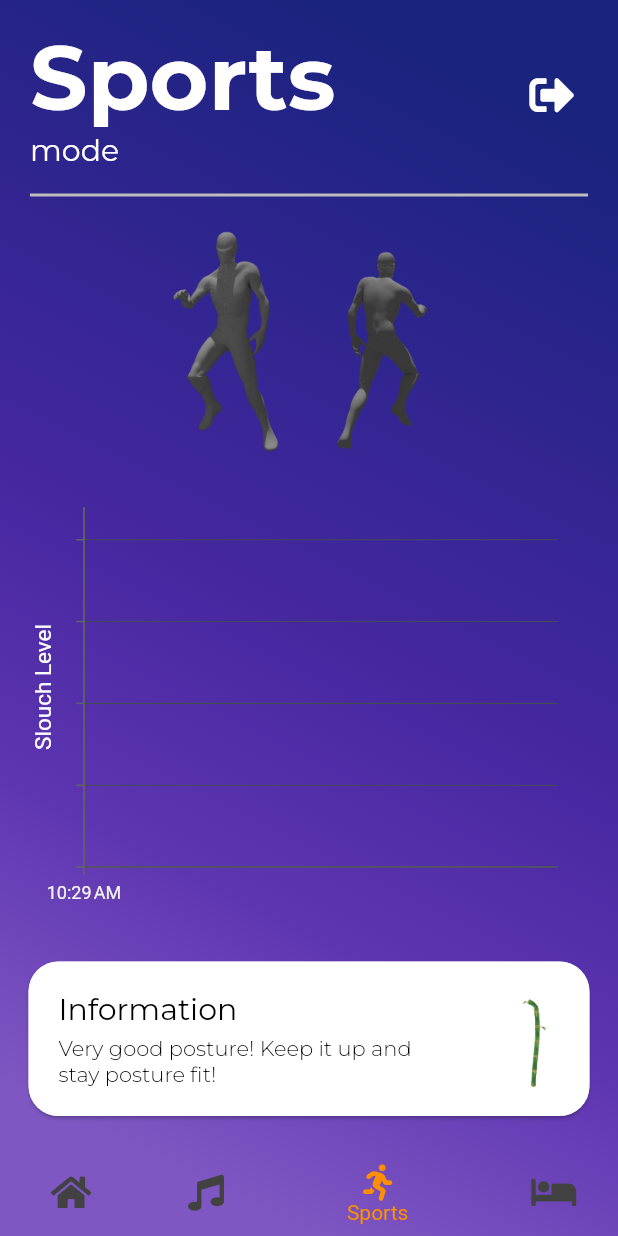
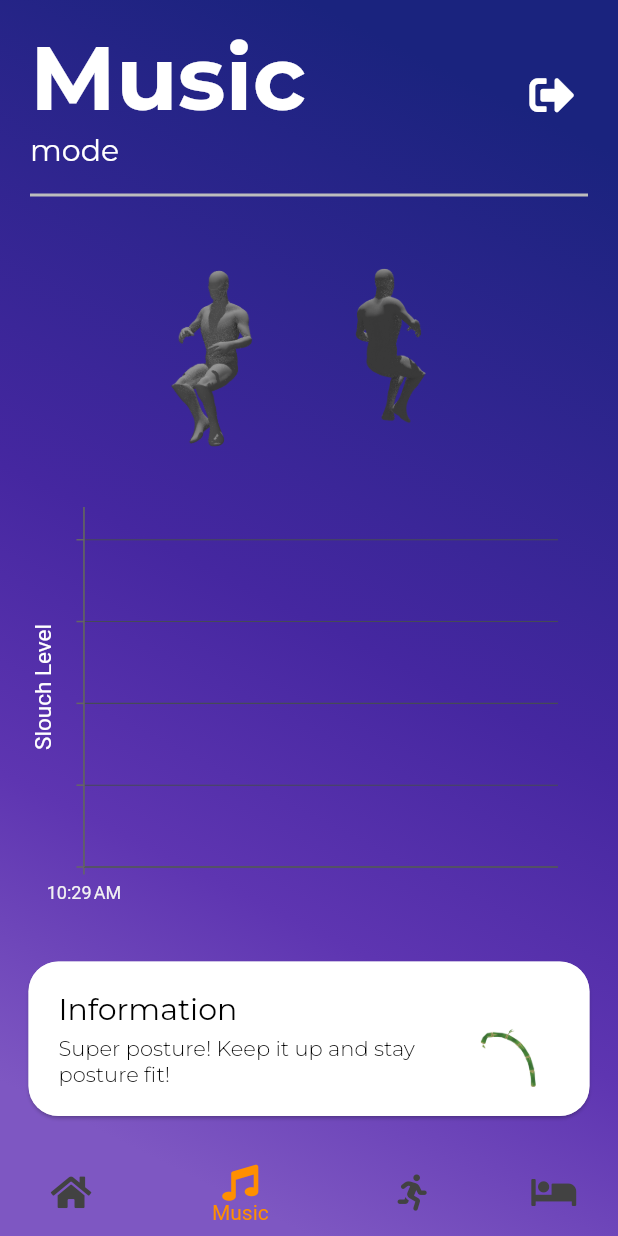
Before and after one commit to zenasgram/Bamboo, a Flutter app: the HomeScreen screen opened directly, item 3 of the bottom bar chosen, on a phone screen of 412 x 824 dp. Run offline on Flutter 3.47's test engine with Material 2 defaults, Android fonts, the phone set to English and light mode, and no system bars; drawn by our look-alikes of overlay_support; our stand-ins replace animated_text_kit, cloud_firestore, firebase_auth, firebase_core, firebase_database, font_awesome_flutter and 3 more; missing offline and left inert: mqtt_client, syncfusion_flutter_core; accounts and stored records are empty.

Commit message:
added mode to json file

```diff
--- a/lib/constants.dart
+++ b/lib/constants.dart
@@ -140,7 +140,7 @@ Map<String, String> adviceMap = {
 };
 
 List<int> yDataList = [];
-int sensitivity = 5;
+int sensitivity = 15;
 
 bool warningStatus = false;
 bool alreadySet = false;
@@ -153,6 +153,8 @@ void updateVariables(int xData, int yData, int timeThres, String mode) {
     statusBend = statusKey;
     statusAdvice = adviceMap[statusKey];
     threshold = thresholdMap[mode];
+
+    sensitivity = sensitivityMap[mode];
 
     yDataList.add(yData); //yDataList for thresholding
 
@@ -181,3 +183,19 @@ Map<String, int> thresholdMap = {
   'Sports': 1000,
   'Sleep': 1500,
 };
+
+Map<String, int> sensitivityMap = {
+  'Home': 15,
+  'Music': 3,
+  'Sports': 9,
+  'Sleep': 30,
+};
+
+Map<String, int> modeToIndexMap = {
+  'Home': 0,
+  'Music': 1,
+  'Sports': 2,
+  'Sleep': 3,
+};
+
+List<String> modeDict = ['Home', 'Music', 'Sports', 'Sleep'];
--- a/lib/screens/home_screen.dart
+++ b/lib/screens/home_screen.dart
@@ -43,6 +43,10 @@ class _HomeScreenState extends State<HomeScreen> {
       if (pt != null) {
         sim.backFlexData(pt);
       }
+      if (newPageIndex != pageIndex) {
+        pageIndex = newPageIndex;
+        _onItemTapped(pageIndex);
+      }
     });
 
     //Screen Refresh Rate (Should be faster than sensor rate)
@@ -54,6 +58,7 @@ class _HomeScreenState extends State<HomeScreen> {
             (context) {
               return SafeArea(
                 child: Card(
+                  elevation: 10,
                   color: Colors.white,
                   margin: const EdgeInsets.only(left: 4, right: 4),
                   child: ListTile(
@@ -65,7 +70,7 @@ class _HomeScreenState extends State<HomeScreen> {
                       ),
                     ),
                     title: Padding(
-                      padding: const EdgeInsets.only(left: 8.0, top: 15),
+                      padding: const EdgeInsets.only(left: 8.0, top: 10),
                       child: Text(
                         'Bamboo Alert',
                         style: GoogleFonts.montserrat(
@@ -78,7 +83,7 @@ class _HomeScreenState extends State<HomeScreen> {
                       ),
                     ),
                     subtitle: Padding(
-                      padding: const EdgeInsets.only(left: 8.0, bottom: 15),
+                      padding: const EdgeInsets.only(left: 8.0, bottom: 10),
                       child: Text(
                         'Check your posture. Remember, don\'t just do it. Bamboo it.',
                         style: GoogleFonts.montserrat(
@@ -175,7 +180,7 @@ class _HomeScreenState extends State<HomeScreen> {
 
   void _onItemTapped(int index) {
     setState(() {
-      _selectedIndex = index;
+      pageIndex = index;
       modeTitle = modeDict[index];
 
       if (index == 0) {
@@ -185,9 +190,9 @@ class _HomeScreenState extends State<HomeScreen> {
     });
   }
 
-  List<String> modeDict = ['Home', 'Music', 'Sports', 'Sleep'];
+  int pageIndex = 0;
+  int newPageIndex = 0;
 
-  int _selectedIndex = 0;
   static const TextStyle optionStyle =
       TextStyle(fontSize: 30, fontWeight: FontWeight.bold);
   static const List<Widget> _widgetOptions = <Widget>[
@@ -317,6 +322,10 @@ class _HomeScreenState extends State<HomeScreen> {
                       thresholdVisual.add(thresData);
 
                       ChartData dataItem = ChartData.fromMap(v);
+
+                      if (dataItem.mode != null) {
+                        newPageIndex = modeToIndexMap[dataItem.mode];
+                      }
                       chartData.add(dataItem);
 
                       return chartData
@@ -514,7 +523,7 @@ class _HomeScreenState extends State<HomeScreen> {
               title: Text('Sleep'),
             ),
           ],
-          currentIndex: _selectedIndex,
+          currentIndex: pageIndex,
           selectedItemColor: Colors.amber[800],
           onTap: _onItemTapped,
         ),
@@ -526,11 +535,13 @@ class _HomeScreenState extends State<HomeScreen> {
 DateFormat inputFormat = DateFormat("yyyy-MM-dd HH:mm:ss");
 
 class ChartData {
-  ChartData({this.xValue, this.yValue});
+  ChartData({this.xValue, this.yValue, this.mode});
 
   ChartData.fromMap(Map<dynamic, dynamic> dataMap)
       : xValue = Timestamp.fromDate(inputFormat.parse(dataMap['time'])),
-        yValue = dataMap['value'];
+        yValue = dataMap['value'],
+        mode = dataMap['mode'];
   final Timestamp xValue;
   final int yValue;
+  final String mode;
 }
```
Also changed, not shown: lib/models/simulator.dart (+6 -2 lines).
